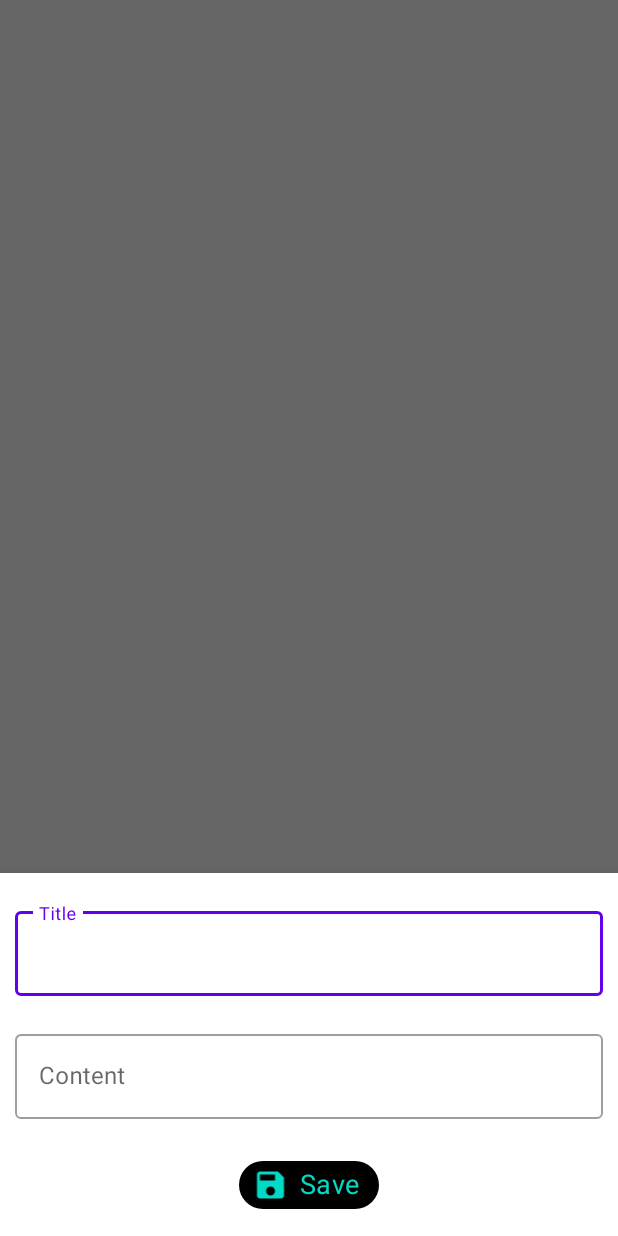
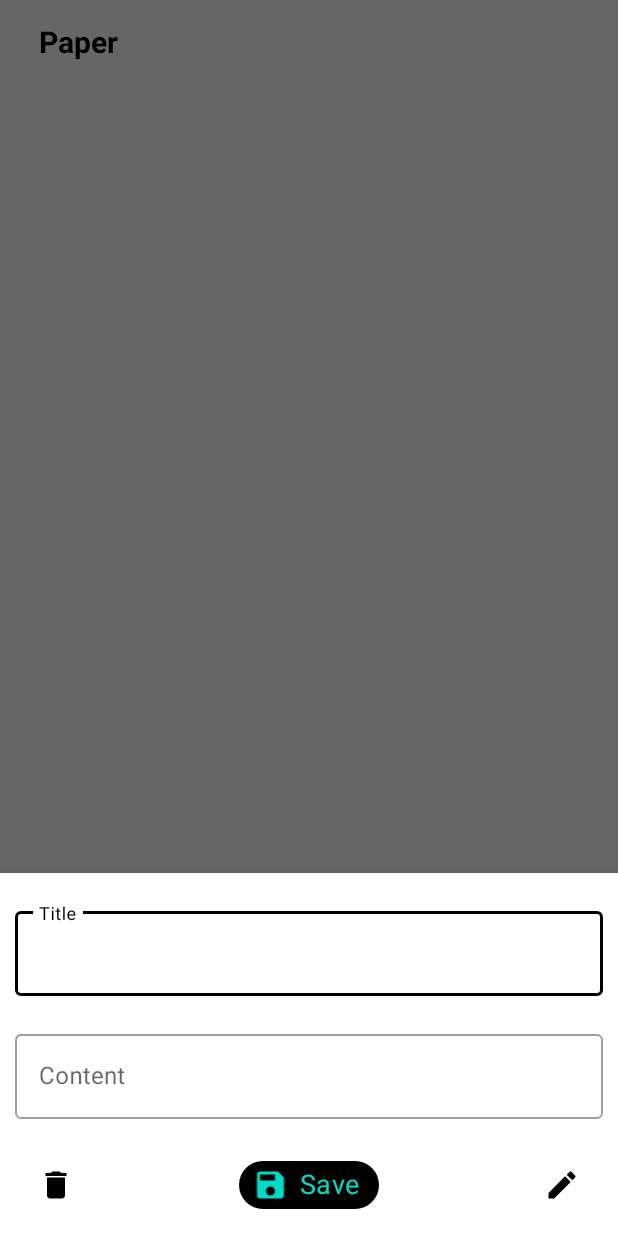
Before and after one commit to devansh-299/Paper, an Android app: the screen it shows after launch (MainActivity), after a tap on "Add New", on a phone screen of 412 x 824 dp. Run offline under Robolectric (Android 15) with nearby library versions, the phone set to English and light mode, and no system bars; our stand-ins replace Room's generated code.

Commit message:
completed basic functionalities

```diff
--- a/app/src/main/java/com/devansh/paper/database/NoteEntity.kt
+++ b/app/src/main/java/com/devansh/paper/database/NoteEntity.kt
@@ -19,7 +19,7 @@ data class NoteEntity(
     companion object {
         // creates a database entity from the note give
         fun createNoteEntity(note: Note) = NoteEntity(note.title, note.content,
-            note.creationTime, note.updateTime)
+            note.creationTime, note.updateTime, note.id)
     }
 
     // create NoteObject from the Note Entity
--- a/app/src/main/java/com/devansh/paper/view/adapter/NotesListAdapter.kt
+++ b/app/src/main/java/com/devansh/paper/view/adapter/NotesListAdapter.kt
@@ -13,6 +13,8 @@ import kotlin.collections.ArrayList
 
 class NotesListAdapter(var notes: ArrayList<Note>):
     RecyclerView.Adapter<NotesListAdapter.NoteViewHolder>() {
+
+    var onItemClick: ((Note) -> Unit)? = null
 
     override fun onCreateViewHolder(parent: ViewGroup, viewType: Int) = NoteViewHolder(
         LayoutInflater.from(parent.context).inflate(R.layout.item_note, parent, false)
@@ -30,6 +32,12 @@ class NotesListAdapter(var notes: ArrayList<Note>):
         private val noteTitle = view.item_title
         private val noteContent = view.item_content
         private val updateTime = view.item_last_update
+
+        init {
+            view.setOnClickListener {
+                onItemClick?.invoke(notes[position])
+            }
+        }
 
         fun bindData(note: Note) {
             noteTitle.text = note.title
--- a/app/src/main/java/com/devansh/paper/view/fragment/NoteDetailsFragment.kt
+++ b/app/src/main/java/com/devansh/paper/view/fragment/NoteDetailsFragment.kt
@@ -1,11 +1,13 @@
 package com.devansh.paper.view.fragment
 
+import android.app.AlertDialog
 import android.content.Context.INPUT_METHOD_SERVICE
 import android.os.Bundle
 import android.view.LayoutInflater
 import android.view.View
 import android.view.ViewGroup
 import android.view.inputmethod.InputMethodManager
+import android.widget.TextView
 import android.widget.Toast
 import androidx.core.os.bundleOf
 import androidx.lifecycle.Observer
@@ -15,15 +17,12 @@ import com.devansh.paper.R
 import com.devansh.paper.viewmodel.NoteViewModel
 import com.google.android.material.bottomsheet.BottomSheetDialogFragment
 import kotlinx.android.synthetic.main.fragment_note_details.*
-import kotlin.properties.Delegates
 
 
 class NoteDetailsFragment : BottomSheetDialogFragment() {
 
     private lateinit var viewModel: NoteViewModel
     private var currentNote = Note(0L, "", "", 0L, 0L)
-
-    var noteId by Delegates.notNull<Long>()
 
     companion object {
         private const val NOTE_ID = "note_id"
@@ -43,9 +42,18 @@ class NoteDetailsFragment : BottomSheetDialogFragment() {
 
     override fun onViewCreated(view: View, savedInstanceState: Bundle?) {
         super.onViewCreated(view, savedInstanceState)
-        arguments?.let { noteId = it.getLong(NOTE_ID) }
 
         viewModel = ViewModelProviders.of(this).get(NoteViewModel::class.java)
+
+        arguments?.let {
+            val noteId = it.getLong(NOTE_ID)
+            // if the note exists
+            if (noteId != 0L) {
+                viewModel.fetchNoteDetails(noteId)
+            }
+        }
+
+        bottomsheet_delete_note.setOnClickListener { deleteNote() }
 
         chip_save.setOnClickListener {
             if (bottomsheet_title.text.toString() != "" ||
@@ -79,6 +87,34 @@ class NoteDetailsFragment : BottomSheetDialogFragment() {
                 Toast.makeText(context, getString(R.string.error), Toast.LENGTH_SHORT ).show()
             }
         })
+
+        viewModel.currentNote.observe(this, Observer { note ->
+            note?.let {
+                currentNote = it
+                bottomsheet_title.setText(it.title, TextView.BufferType.EDITABLE)
+                bottomsheet_content.setText(it.content, TextView.BufferType.EDITABLE)
+            }
+        })
+
+        viewModel.deletedNote.observe(this, Observer {
+            if (it) {
+                Toast.makeText(context, getString(R.string.deleted), Toast.LENGTH_SHORT ).show()
+            }
+        })
+    }
+
+    private fun deleteNote() = if (currentNote.id != 0L) {
+        AlertDialog.Builder(context)
+            .setTitle(getString(R.string.delete_note_title))
+            .setMessage(getString(R.string.delete_note_message))
+            .setPositiveButton(getString(R.string.yes)) {
+                    dialog, i -> viewModel.deleteNote(currentNote)
+            }
+            .setNegativeButton(getString(R.string.no)) { dialog, i -> dialog.dismiss() }
+            .create()
+            .show()
+    } else {
+        Toast.makeText(context, getString(R.string.cannot_delete), Toast.LENGTH_SHORT ).show()
     }
 
     private fun hideKeyboard() {
--- a/app/src/main/java/com/devansh/paper/view/fragment/NotesFragment.kt
+++ b/app/src/main/java/com/devansh/paper/view/fragment/NotesFragment.kt
@@ -9,6 +9,7 @@ import android.widget.Toast
 import androidx.lifecycle.Observer
 import androidx.lifecycle.ViewModelProviders
 import androidx.recyclerview.widget.LinearLayoutManager
+
 import com.devansh.paper.R
 import com.devansh.paper.view.adapter.NotesListAdapter
 import com.devansh.paper.viewmodel.NoteViewModel
@@ -30,10 +31,15 @@ class NotesFragment : Fragment() {
     override fun onViewCreated(view: View, savedInstanceState: Bundle?) {
         super.onViewCreated(view, savedInstanceState)
         viewModel = ViewModelProviders.of(this).get(NoteViewModel::class.java)
+
+        // for handling item clicks
+        noteListAdapter.onItemClick = { goToNoteDetails(it.id) }
+
         rv_notes.apply {
             layoutManager = LinearLayoutManager(context)
             adapter = noteListAdapter
         }
+
         fab.setOnClickListener { goToNoteDetails() }
         observeViewModel()
     }
--- /dev/null
+++ b/app/src/main/res/drawable/ic_delete.xml
@@ -0,0 +1,9 @@
+<vector xmlns:android="http://schemas.android.com/apk/res/android"
+        android:width="24dp"
+        android:height="24dp"
+        android:viewportWidth="24.0"
+        android:viewportHeight="24.0">
+    <path
+        android:fillColor="#FF000000"
+        android:pathData="M6,19c0,1.1 0.9,2 2,2h8c1.1,0 2,-0.9 2,-2V7H6v12zM19,4h-3.5l-1,-1h-5l-1,1H5v2h14V4z"/>
+</vector>
--- /dev/null
+++ b/app/src/main/res/layout/actionbar_layout.xml
@@ -0,0 +1,23 @@
+<?xml version="1.0" encoding="utf-8"?>
+<androidx.appcompat.widget.Toolbar
+    xmlns:android="http://schemas.android.com/apk/res/android"
+    android:layout_width="match_parent"
+    android:layout_height="wrap_content">
+
+    <LinearLayout
+        xmlns:android="http://schemas.android.com/apk/res/android"
+        android:layout_width="match_parent"
+        android:padding="@dimen/value_10dp"
+        android:layout_height="match_parent">
+
+        <TextView
+            android:layout_width="wrap_content"
+            android:layout_height="wrap_content"
+            android:text="Paper"
+            android:textSize="@dimen/value_20sp"
+            android:textStyle="bold"
+            android:textColor="@android:color/black"/>
+
+    </LinearLayout>
+
+</androidx.appcompat.widget.Toolbar>
--- a/app/src/main/res/layout/activity_main.xml
+++ b/app/src/main/res/layout/activity_main.xml
@@ -1,10 +1,13 @@
 <?xml version="1.0" encoding="utf-8"?>
-<androidx.constraintlayout.widget.ConstraintLayout
+<LinearLayout
     xmlns:android="http://schemas.android.com/apk/res/android"
     xmlns:tools="http://schemas.android.com/tools"
     android:layout_width="match_parent"
     android:layout_height="match_parent"
+    android:orientation="vertical"
     tools:context=".view.activity.MainActivity">
+
+    <include layout="@layout/actionbar_layout"/>
 
     <FrameLayout
         android:id="@+id/fragment_holder"
@@ -12,4 +15,5 @@
         android:layout_height="match_parent">
     </FrameLayout>
 
-</androidx.constraintlayout.widget.ConstraintLayout>
+
+</LinearLayout>
--- a/app/src/main/res/layout/fragment_note_details.xml
+++ b/app/src/main/res/layout/fragment_note_details.xml
@@ -41,6 +41,20 @@
 
         </com.google.android.material.textfield.TextInputLayout>
 
+        <LinearLayout
+            android:layout_width="match_parent"
+            android:layout_height="wrap_content"
+            android:gravity="center"
+            android:orientation="horizontal">
+
+            <ImageButton
+                android:id="@+id/bottomsheet_delete_note"
+                android:layout_width="wrap_content"
+                android:layout_height="wrap_content"
+                android:background="@android:color/white"
+                android:layout_marginRight="@dimen/value_100dp"
+                android:src="@drawable/ic_delete"/>
+
             <com.google.android.material.chip.Chip
                 android:id="@+id/chip_save"
                 style="@style/Widget.MaterialComponents.Chip.Action"
@@ -54,7 +68,16 @@
                 app:chipIcon="@drawable/ic_save"
                 app:iconStartPadding="@dimen/value_5dp"
                 app:chipIconTint="@color/colorAccent"
-            android:layout_gravity="center"/>
+                android:gravity="center"/>
+
+            <ImageButton
+                android:layout_width="wrap_content"
+                android:layout_height="wrap_content"
+                android:src="@drawable/ic_add_note"
+                android:background="@android:color/white"
+                android:layout_marginLeft="@dimen/value_100dp" />
+
+        </LinearLayout>
 
     </LinearLayout>
 
--- a/app/src/main/res/layout/item_note.xml
+++ b/app/src/main/res/layout/item_note.xml
@@ -3,7 +3,7 @@
     android:id="@+id/noteCardView"
     xmlns:android="http://schemas.android.com/apk/res/android"
     android:layout_width="match_parent"
-    android:layout_height="@dimen/value_100dp"
+    android:layout_height="wrap_content"
     xmlns:app="http://schemas.android.com/apk/res-auto"
     app:cardCornerRadius="@dimen/value_5dp"
     app:cardElevation="@dimen/value_2dp"
--- a/app/src/main/res/values/colors.xml
+++ b/app/src/main/res/values/colors.xml
@@ -1,6 +1,6 @@
 <?xml version="1.0" encoding="utf-8"?>
 <resources>
-    <color name="colorPrimary">#6200EE</color>
+    <color name="colorPrimary">#000</color>
     <color name="colorPrimaryDark">#3700B3</color>
     <color name="colorAccent">#03DAC5</color>
 </resources>
--- a/app/src/main/res/values/strings.xml
+++ b/app/src/main/res/values/strings.xml
@@ -7,4 +7,10 @@
     <string name="enter_all_details">Please enter all the details</string>
     <string name="note_saved">Note Saved</string>
     <string name="error">Error Occurred</string>
+    <string name="deleted">Deleted</string>
+    <string name="cannot_delete">Cannot Delete</string>
+    <string name="delete_note_title">Delete Note</string>
+    <string name="delete_note_message">Are you sure you want to delete this note?</string>
+    <string name="yes">Yes</string>
+    <string name="no">No</string>
 </resources>
```
Also changed, not shown: app/src/main/java/com/devansh/paper/viewmodel/NoteViewModel.kt (+17 -0 lines). Lines whose indentation alone changed are shown as unchanged.
